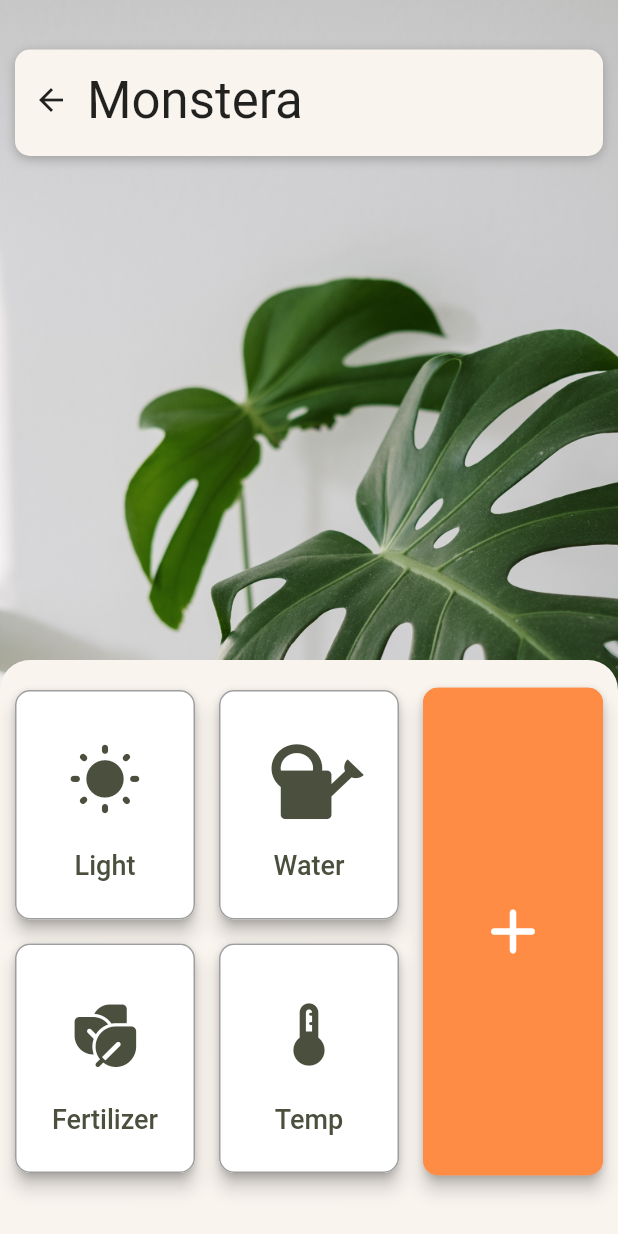
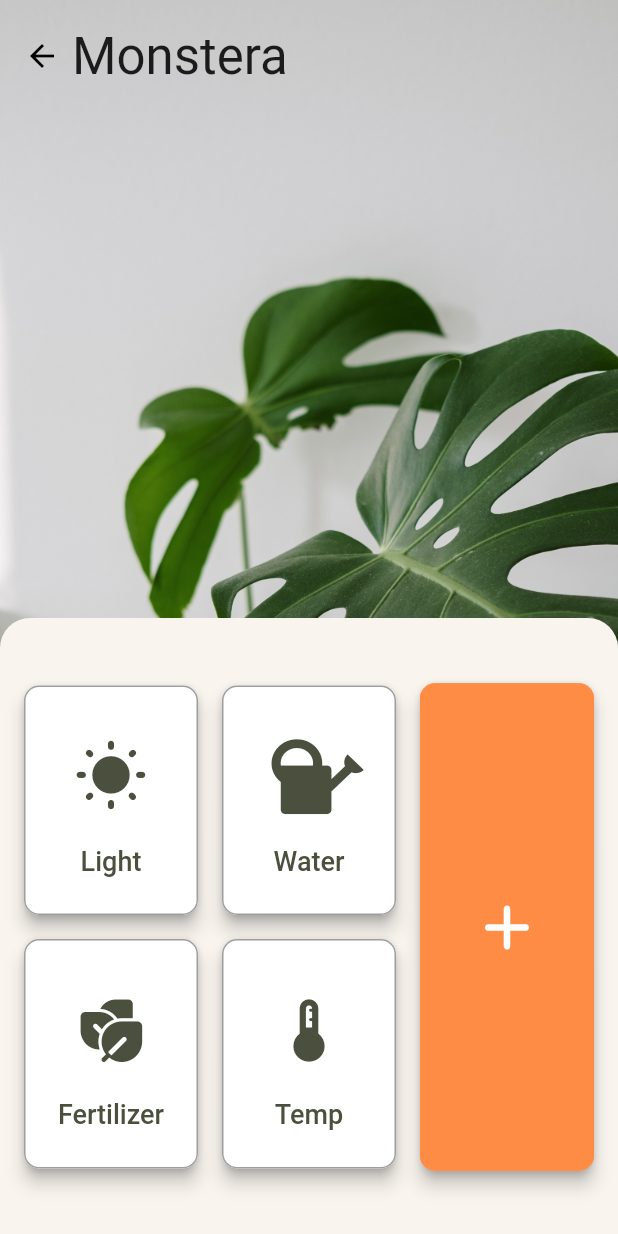
Before and after one commit to stefano-u/gardenhacks2021, a Flutter app: the PlantPageWidget screen opened directly with sample values from the repository, on a phone screen of 412 x 824 dp. Run offline on Flutter 3.47's test engine with Material 2 defaults, Android fonts, the phone set to English and light mode, and no system bars; drawn by our look-alikes of sliding_up_panel; our stand-ins replace camera, carousel_slider, flutter_dotenv, google_fonts, hooks_riverpod, material_floating_search_bar and 1 more; missing offline and left inert: flutter_overlay_loader.

Commit message:
Modified Plant Page (#4)

```diff
--- a/lib/pages/plant_page.dart
+++ b/lib/pages/plant_page.dart
@@ -36,7 +36,11 @@ class _PlantPageWidgetState extends State<PlantPageWidget> {
   //UI of the Main Page
   @override
   Widget build(BuildContext context) {
-    return Container(
+    return Scaffold(
+      body: Stack(
+        children: [
+          // Background image
+          Container(
             decoration: BoxDecoration(
               image: DecorationImage(
                 alignment: Alignment.topCenter,
@@ -44,10 +48,57 @@ class _PlantPageWidgetState extends State<PlantPageWidget> {
                 fit: BoxFit.fitHeight,
               ),
             ),
-      child: Stack(
+          ),
+
+          // App bar on top
+          PreferredSize(
+            preferredSize: Size.fromHeight(75),
+            child: AppBar(
+              elevation: 0,
+              automaticallyImplyLeading: false,
+              backgroundColor: Colors.transparent,
+              title: Column(
+                crossAxisAlignment: CrossAxisAlignment.start,
                 children: [
-          Container(
-            margin: new EdgeInsets.fromLTRB(0.0, 440.0, 0.0, 0.0),
+                  SizedBox(
+                    height: 30,
+                  ),
+                  Row(
+                    children: [
+                      Padding(
+                        padding: const EdgeInsets.only(right: 8.0),
+                        child: GestureDetector(
+                          onTap: () {
+                            Navigator.pop(context);
+                          },
+                          child: Icon(Icons.arrow_back),
+                        ),
+                      ),
+                      Flexible(
+                        child: Text(
+                          widget.plant.name,
+                          style: const TextStyle(
+                            fontSize: 34.0,
+                            fontWeight: FontWeight.normal,
+                          ),
+                          overflow: TextOverflow.ellipsis,
+                        ),
+                      ),
+                    ],
+                  ),
+                  SizedBox(
+                    height: 11,
+                  ),
+                ],
+              ),
+            ),
+          ),
+
+          // Bottom menu
+          Align(
+            alignment: Alignment.bottomCenter,
+            child: Container(
+              height: MediaQuery.of(context).size.height / 2,
               decoration: BoxDecoration(
                 borderRadius: BorderRadius.only(
                   topLeft: const Radius.circular(20.0),
@@ -55,63 +106,17 @@ class _PlantPageWidgetState extends State<PlantPageWidget> {
                 ),
                 color: CustomColorScheme.primaryColorSand,
               ),
-          ),
-          Container(
-            margin: new EdgeInsets.fromLTRB(10.0, 33.0, 10.0, 720.0),
-            decoration: BoxDecoration(
-              borderRadius: BorderRadius.only(
-                bottomLeft: const Radius.circular(10.0),
-                bottomRight: const Radius.circular(10.0),
-                topLeft: const Radius.circular(10.0),
-                topRight: const Radius.circular(10.0),
-              ),
-              boxShadow: [
-                BoxShadow(
-                  color: CustomColorScheme.grey,
-                  offset: Offset(0.0, 2.0),
-                  blurRadius: 6.0,
-                ),
-              ],
-              color: CustomColorScheme.primaryColorSand,
-            ),
-          ),
-          Scaffold(
-            backgroundColor: Colors.transparent,
-            body: Stack(
+              child: Padding(
+                padding: const EdgeInsets.all(8.0),
+                child: Row(
+                  crossAxisAlignment: CrossAxisAlignment.center,
                   children: [
-                Column(
+                    Flexible(
+                      child: Column(
+                        mainAxisSize: MainAxisSize.max,
                         mainAxisAlignment: MainAxisAlignment.center,
                         children: [
-                    SizedBox(
-                      height: 30,
-                    ),
-                    Row(
-                      mainAxisAlignment: MainAxisAlignment.start,
-                      children: [
-                        SizedBox(
-                          width: 10,
-                        ),
-                        BackButton(
-                          onPressed: () => this.onAddPlantPressed(context),
-                        ),
-                        Text(
-                          widget.plant.name,
-                          style: const TextStyle(
-                            fontSize: 34.0,
-                            fontWeight: FontWeight.normal,
-                          ),
-                        ),
-                      ],
-                    ),
-                    SizedBox(
-                      height: 360,
-                    ),
-                    Row(
-                      mainAxisAlignment: MainAxisAlignment.center,
-                      children: [
-                        Column(
-                          children: [
-                            Container(
+                          Flexible(
                             child: PlantInfoButton(
                               label: 'Light',
                               icon: Icons.wb_sunny_rounded,
@@ -123,7 +128,7 @@ class _PlantPageWidgetState extends State<PlantPageWidget> {
                               },
                             ),
                           ),
-                            Container(
+                          Flexible(
                             child: PlantInfoButton(
                               label: 'Fertilizer',
                               icon: CustomIcons.fertilizer_leaf,
@@ -137,9 +142,13 @@ class _PlantPageWidgetState extends State<PlantPageWidget> {
                           ),
                         ],
                       ),
-                        Column(
+                    ),
+                    Flexible(
+                      child: Column(
+                        mainAxisSize: MainAxisSize.max,
+                        mainAxisAlignment: MainAxisAlignment.center,
                         children: [
-                            Container(
+                          Flexible(
                             child: PlantInfoButton(
                               label: 'Water',
                               icon: CustomIcons.watering_can,
@@ -151,7 +160,7 @@ class _PlantPageWidgetState extends State<PlantPageWidget> {
                               },
                             ),
                           ),
-                            Container(
+                          Flexible(
                             child: PlantInfoButton(
                               label: 'Temp',
                               icon: Icons.thermostat_rounded,
@@ -165,18 +174,19 @@ class _PlantPageWidgetState extends State<PlantPageWidget> {
                           ),
                         ],
                       ),
-                        Container(
+                    ),
+                    Flexible(
                       child: VerticalAddButton(
                         onPressed: () => this.onAddPlantPressed(context),
                       ),
                     ),
                   ],
                 ),
-                    SizedBox(
-                      height: 20,
               ),
-                  ],
             ),
+          ),
+
+          // Sliding up menu
           SlidingUpPanel(
             controller: _pc,
             borderRadius: BorderRadius.only(
@@ -186,7 +196,13 @@ class _PlantPageWidgetState extends State<PlantPageWidget> {
             backdropEnabled: true,
             maxHeight: MediaQuery.of(context).size.height - 240,
             minHeight: 0,
-                  panel: Column(
+            panel: NotificationListener<OverscrollIndicatorNotification>(
+              onNotification: (overscroll) {
+                overscroll.disallowGlow();
+                return true;
+              },
+              child: SingleChildScrollView(
+                child: Column(
                   children: [
                     Padding(
                       padding: const EdgeInsets.fromLTRB(0, 15, 0, 0),
@@ -236,7 +252,6 @@ class _PlantPageWidgetState extends State<PlantPageWidget> {
                   ],
                 ),
               ),
-              ],
             ),
           ),
         ],
--- a/lib/pages/plant_search_page.dart
+++ b/lib/pages/plant_search_page.dart
@@ -19,7 +19,7 @@ class _HomePageState extends State<SearchPageWidget> {
   List<Plant> selectedPlants = [];
 
   void onSearchButtonPressed(BuildContext context, Plant selectedPlant) async {
-    await Navigator.pushReplacement(
+    await Navigator.push(
       context,
       MaterialPageRoute(
         builder: (context) => PlantPageWidget(
```
Lines whose indentation alone changed are shown as unchanged.
